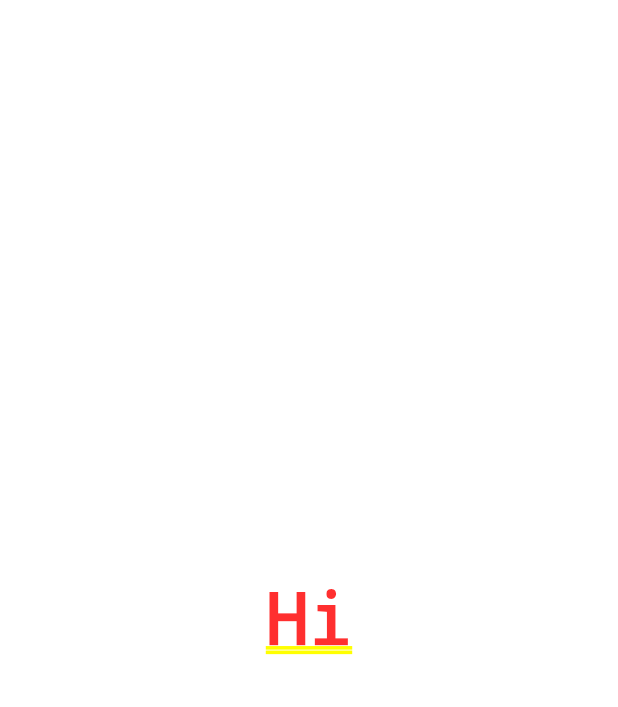
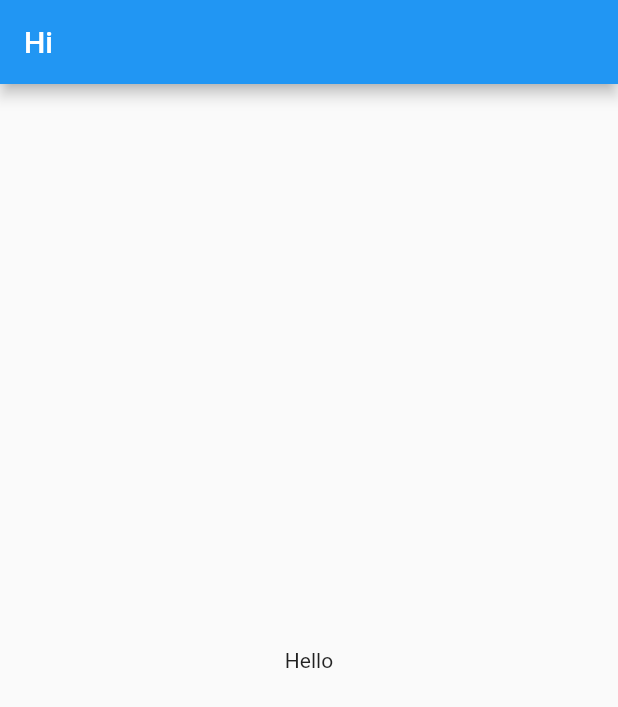
Before and after one commit to wuzhe213/flutter_widgets, a Flutter app: the screen it shows after launch, on a phone screen of 412 x 824 dp. Shown: the top 707 px of the screen. Run offline on Flutter 3.47's test engine with Material 2 defaults, Android fonts, the phone set to English and light mode, and no system bars.

Commit message:
scaffold widget

```diff
--- a/lib/main.dart
+++ b/lib/main.dart
@@ -1,9 +1,10 @@
 import 'package:flutter/material.dart';
 
 import 'widgets/TextWidget.dart';
+import 'widgets/ScaffoldWidget.dart';
 
 void main() {
   runApp(MaterialApp(
-    home: TextWidget(),
+    home: ScaffoldWidget(),
   ));
 }
--- /dev/null
+++ b/lib/widgets/ScaffoldWidget.dart
@@ -0,0 +1,15 @@
+import 'package:flutter/material.dart';
+
+class ScaffoldWidget extends StatelessWidget {
+  @override
+  Widget build(BuildContext context) {
+    return Scaffold(
+      appBar: AppBar(
+        title: Text('Hi'),
+      ),
+      body: Center(
+        child: Text('Hello'),
+      ),
+    );
+  }
+}
```
